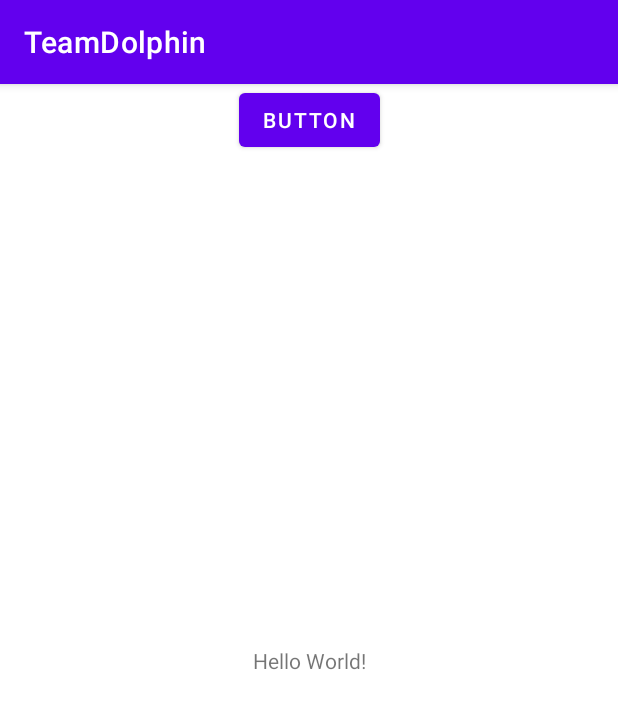
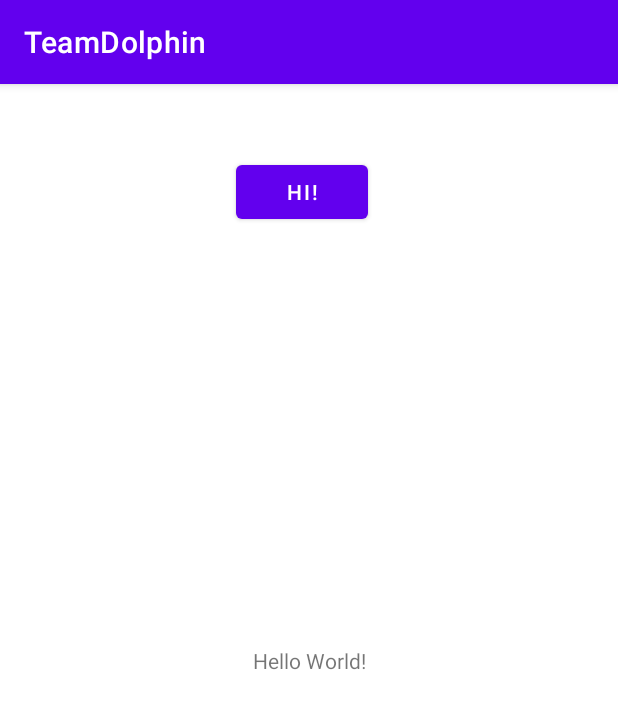
Before and after one commit to SCCapstone/TeamDolphin, an Android app: the screen it shows after launch (MainActivity), on a phone screen of 412 x 824 dp. Shown: the top 709 px of the screen. Run offline under Robolectric (Android 15) with nearby library versions, the phone set to English and light mode, and no system bars.

Commit message:
Change the button text to Hi!

```diff
--- a/app/src/main/res/layout/activity_main.xml
+++ b/app/src/main/res/layout/activity_main.xml
@@ -19,9 +19,11 @@
         android:id="@+id/button"
         android:layout_width="wrap_content"
         android:layout_height="wrap_content"
-        android:text="Button"
+        android:layout_marginTop="48dp"
+        android:text="Hi!"
         app:layout_constraintEnd_toEndOf="parent"
+        app:layout_constraintHorizontal_bias="0.486"
         app:layout_constraintStart_toStartOf="parent"
-        tools:layout_editor_absoluteY="59dp" />
+        app:layout_constraintTop_toTopOf="parent" />
 
 </androidx.constraintlayout.widget.ConstraintLayout>
```
